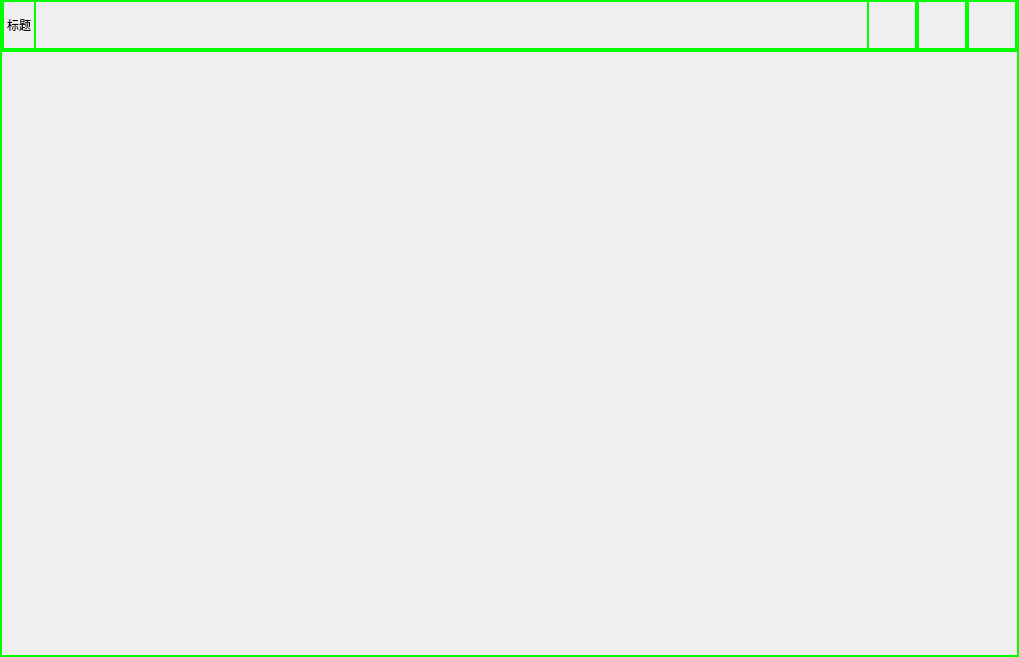
mahuifa/QMPlayer, file src/widget.ui: the form before one commit.
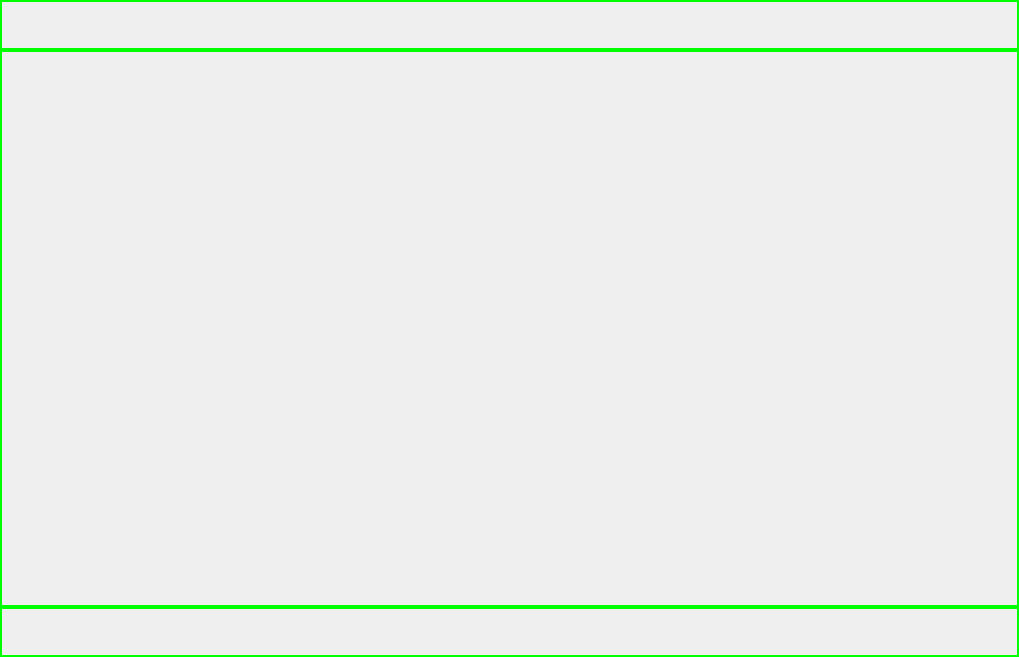
The form after the commit. Custom widgets are drawn as their Qt base class.

Commit message:
重构：重构自定义窗口标题栏
    1、将标题栏重构为独立模块。

What changed in the file:
```diff
--- a/src/widget.ui
+++ b/src/widget.ui
@@ -49,15 +49,19 @@
        <height>50</height>
       </size>
      </property>
-     <layout class="QGridLayout" name="gridLayout_2">
+    </widget>
+   </item>
+   <item row="1" column="0">
+    <widget class="QWidget" name="body" native="true">
+     <layout class="QGridLayout" name="gridLayout_3">
       <property name="leftMargin">
-       <number>2</number>
+       <number>0</number>
       </property>
       <property name="topMargin">
        <number>0</number>
       </property>
       <property name="rightMargin">
-       <number>2</number>
+       <number>0</number>
       </property>
       <property name="bottomMargin">
        <number>0</number>
@@ -66,88 +70,17 @@
        <number>0</number>
       </property>
       <item row="0" column="0">
-       <widget class="QLabel" name="label_title">
-        <property name="text">
-         <string>标题</string>
-        </property>
-       </widget>
+       <widget class="QWidget" name="widget" native="true"/>
       </item>
-      <item row="0" column="1">
-       <spacer name="horizontalSpacer">
-        <property name="orientation">
-         <enum>Qt::Horizontal</enum>
-        </property>
-        <property name="sizeHint" stdset="0">
+      <item row="1" column="0">
+       <widget class="QWidget" name="widget_2" native="true">
+        <property name="maximumSize">
          <size>
-          <width>769</width>
-          <height>20</height>
+          <width>16777215</width>
+          <height>50</height>
          </size>
         </property>
-       </spacer>
-      </item>
-      <item row="0" column="2">
-       <layout class="QHBoxLayout" name="horizontalLayout">
-        <property name="spacing">
-         <number>0</number>
-        </property>
-        <item>
-         <widget class="QPushButton" name="but_min">
-          <property name="sizePolicy">
-           <sizepolicy hsizetype="Minimum" vsizetype="Minimum">
-            <horstretch>0</horstretch>
-            <verstretch>0</verstretch>
-           </sizepolicy>
-          </property>
-          <property name="minimumSize">
-           <size>
-            <width>50</width>
-            <height>0</height>
-           </size>
-          </property>
-          <property name="text">
-           <string/>
-          </property>
-         </widget>
-        </item>
-        <item>
-         <widget class="QPushButton" name="but_max">
-          <property name="sizePolicy">
-           <sizepolicy hsizetype="Minimum" vsizetype="Minimum">
-            <horstretch>0</horstretch>
-            <verstretch>0</verstretch>
-           </sizepolicy>
-          </property>
-          <property name="minimumSize">
-           <size>
-            <width>50</width>
-            <height>0</height>
-           </size>
-          </property>
-          <property name="text">
-           <string/>
-          </property>
-         </widget>
-        </item>
-        <item>
-         <widget class="QPushButton" name="but_close">
-          <property name="sizePolicy">
-           <sizepolicy hsizetype="Minimum" vsizetype="Minimum">
-            <horstretch>0</horstretch>
-            <verstretch>0</verstretch>
-           </sizepolicy>
-          </property>
-          <property name="minimumSize">
-           <size>
-            <width>50</width>
-            <height>0</height>
-           </size>
-          </property>
-          <property name="text">
-           <string/>
-          </property>
-         </widget>
-        </item>
-       </layout>
+       </widget>
       </item>
      </layout>
     </widget>
@@ -157,6 +90,14 @@
    </item>
   </layout>
  </widget>
+ <customwidgets>
+  <customwidget>
+   <class>TitleBar</class>
+   <extends>QWidget</extends>
+   <header>titlebar.h</header>
+   <container>1</container>
+  </customwidget>
+ </customwidgets>
  <resources/>
  <connections/>
 </ui>
```
Left out of the diff: 5 changed lines with no effect on the pictures. The commit also changes 8 other files.
